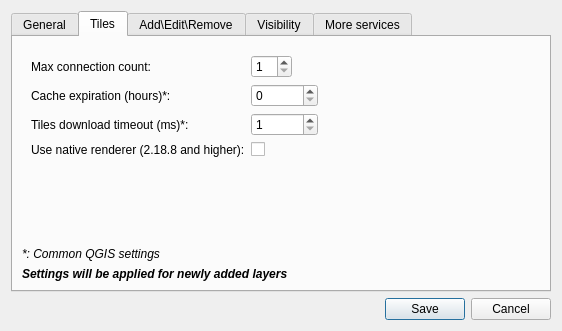
This is src/quick_map_services/settings_dialog_base.ui in nextgis/quickmapservices as Qt 5 draws it before an edit. The edited form follows.
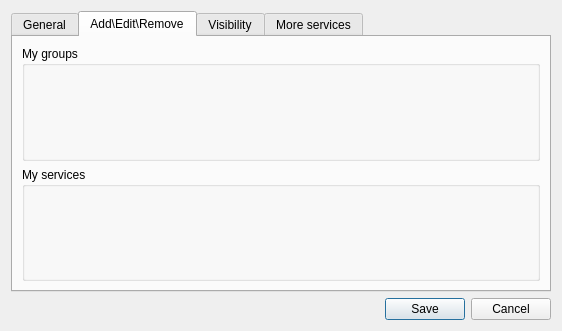
This is the edited form. The open tabs and pages were chosen to show the change. Custom widgets are drawn as their Qt base class.

Commit message:
Migrate form QSettings to QgsSettings
QPL-290

```diff
--- a/src/quick_map_services/settings_dialog_base.ui
+++ b/src/quick_map_services/settings_dialog_base.ui
@@ -57,129 +57,6 @@
        </item>
       </layout>
      </widget>
-     <widget class="QWidget" name="tabTiledLayers">
-      <attribute name="title">
-       <string>Tiles</string>
-      </attribute>
-      <layout class="QVBoxLayout" name="verticalLayout_3">
-       <item>
-        <widget class="QWidget" name="formLayout" native="true">
-         <property name="sizePolicy">
-          <sizepolicy hsizetype="Preferred" vsizetype="Expanding">
-           <horstretch>0</horstretch>
-           <verstretch>0</verstretch>
-          </sizepolicy>
-         </property>
-         <layout class="QFormLayout" name="formLayout_3">
-          <property name="fieldGrowthPolicy">
-           <enum>QFormLayout::ExpandingFieldsGrow</enum>
-          </property>
-          <item row="0" column="0">
-           <widget class="QLabel" name="label_5">
-            <property name="text">
-             <string>Max connection count:</string>
-            </property>
-           </widget>
-          </item>
-          <item row="0" column="1">
-           <widget class="QSpinBox" name="spnConnCount">
-            <property name="minimum">
-             <number>1</number>
-            </property>
-           </widget>
-          </item>
-          <item row="1" column="0">
-           <widget class="QLabel" name="label_6">
-            <property name="text">
-             <string>Cache expiration (hours)*:</string>
-            </property>
-           </widget>
-          </item>
-          <item row="1" column="1">
-           <widget class="QSpinBox" name="spnCacheExp">
-            <property name="maximum">
-             <number>100000000</number>
-            </property>
-           </widget>
-          </item>
-          <item row="2" column="0">
-           <widget class="QLabel" name="label_8">
-            <property name="text">
-             <string>Tiles download timeout (ms)*:</string>
-            </property>
-           </widget>
-          </item>
-          <item row="2" column="1">
-           <widget class="QSpinBox" name="spnNetworkTimeout">
-            <property name="minimum">
-             <number>1</number>
-            </property>
-            <property name="maximum">
-             <number>100000000</number>
-            </property>
-           </widget>
-          </item>
-          <item row="3" column="0">
-           <widget class="QLabel" name="useNativeRenderer2188AndHigherLabel">
-            <property name="text">
-             <string>Use native renderer (2.18.8 and higher):</string>
-            </property>
-           </widget>
-          </item>
-          <item row="3" column="1">
-           <widget class="QCheckBox" name="chkUseNativeRenderer"/>
-          </item>
-         </layout>
-        </widget>
-       </item>
-       <item>
-        <spacer name="verticalSpacer_2">
-         <property name="orientation">
-          <enum>Qt::Vertical</enum>
-         </property>
-         <property name="sizeHint" stdset="0">
-          <size>
-           <width>20</width>
-           <height>40</height>
-          </size>
-         </property>
-        </spacer>
-       </item>
-       <item>
-        <widget class="QLabel" name="label_10">
-         <property name="font">
-          <font>
-           <italic>true</italic>
-          </font>
-         </property>
-         <property name="text">
-          <string>*: Common QGIS settings</string>
-         </property>
-        </widget>
-       </item>
-       <item>
-        <widget class="QLabel" name="label_9">
-         <property name="font">
-          <font>
-           <weight>75</weight>
-           <italic>true</italic>
-           <bold>true</bold>
-          </font>
-         </property>
-         <property name="text">
-          <string>Settings will be applied for newly added layers</string>
-         </property>
-         <property name="scaledContents">
-          <bool>true</bool>
-         </property>
-        </widget>
-       </item>
-      </layout>
-      <zorder>label_9</zorder>
-      <zorder>verticalSpacer_2</zorder>
-      <zorder>formLayout</zorder>
-      <zorder>label_10</zorder>
-     </widget>
      <widget class="QWidget" name="tab">
       <attribute name="title">
        <string>Add\Edit\Remove</string>
```
Left out of the diff: 40 changed lines with no effect on the pictures. The commit also changes 13 other files.
